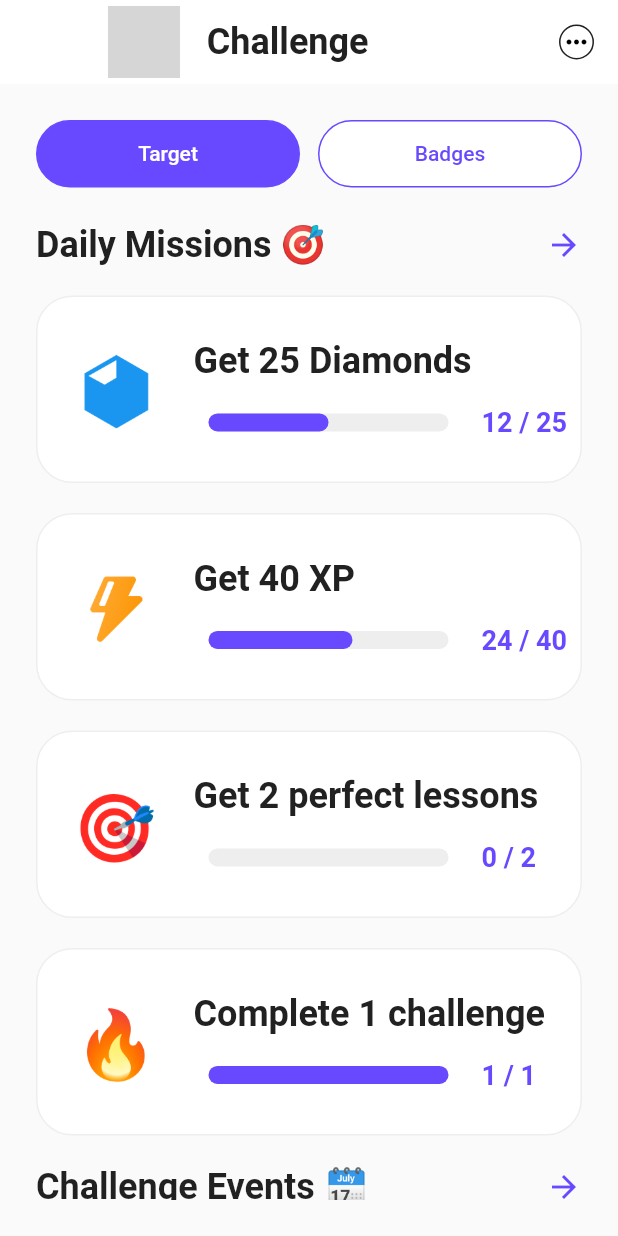
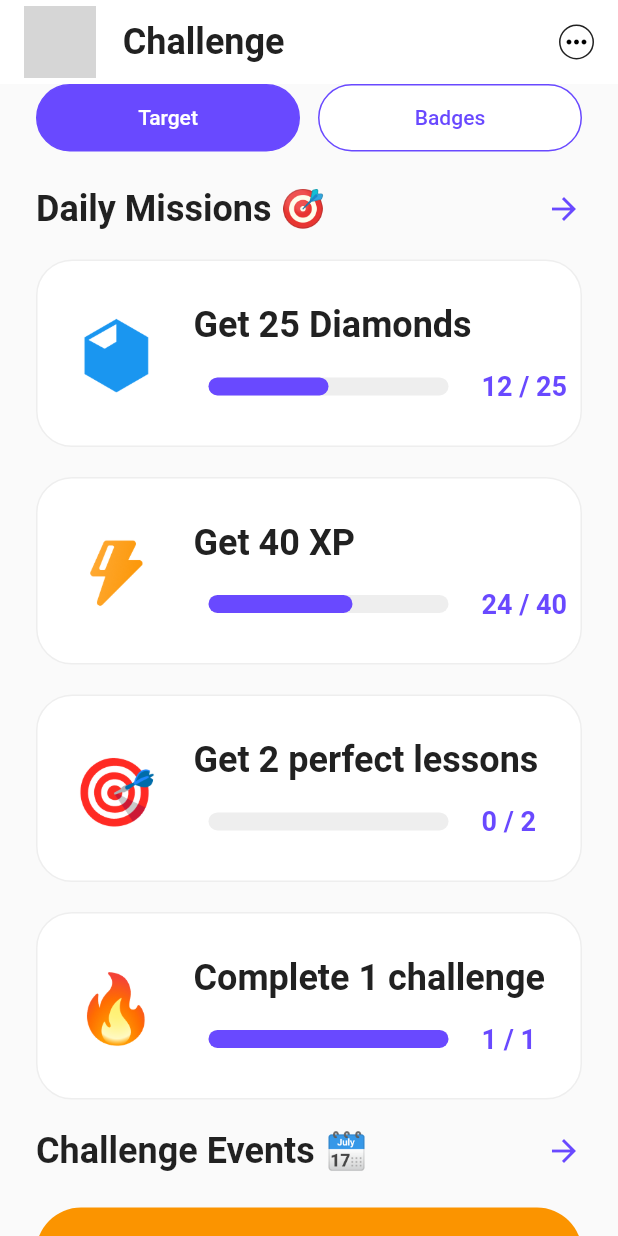
Before and after one commit to Sokhibjon18/lazy_english, a Flutter app: the ChallangePage screen opened directly, on a phone screen of 412 x 824 dp. Run offline on Flutter 3.47's test engine with Material 2 defaults, Android fonts, the phone set to English and light mode, and no system bars; drawn by our look-alikes of percent_indicator; our stand-ins replace carousel_slider, flutter_svg, pinput; Roboto replaces fonts that are missing (Nunito); grey boxes are pictures that could not be loaded.

Commit message:
some fixes done on challange page

```diff
--- a/lib/features/challange/pages/challange_page.dart
+++ b/lib/features/challange/pages/challange_page.dart
@@ -1,5 +1,5 @@
 import 'package:flutter/material.dart';
-import 'widgets/badget_tab/badget_button.dart';
+import 'widgets/badges_tab/badges_button.dart';
 import 'widgets/challange_app_bar.dart';
 import 'widgets/target_tab/target.dart';
 
@@ -22,7 +22,7 @@
         title: const ChallangeAppBar(),
       ),
       body: Padding(
-        padding: const EdgeInsets.all(24.0),
+        padding: const EdgeInsets.symmetric(horizontal: 24),
         child: SingleChildScrollView(
           physics: const BouncingScrollPhysics(),
           child: Column(
@@ -84,7 +84,7 @@
                   ),
                 ],
               ),
-              _selected == true ? const TargetButton() : const BadgetButton(),
+              _selected == true ? const TargetButton() : const BadgesButton(),
             ],
           ),
         ),
--- a/lib/features/challange/pages/widgets/target_tab/target.dart
+++ b/lib/features/challange/pages/widgets/target_tab/target.dart
@@ -36,7 +36,7 @@
               ],
             ),
           ),
-          const TargetListState(),
+          const TargetDailyMission(),
           Row(
             mainAxisAlignment: MainAxisAlignment.spaceBetween,
             children: const [
@@ -50,7 +50,8 @@
               )
             ],
           ),
-          const TargetChallengeList()
+          const TargetChallengeList(),
+          const SizedBox(height: 24),
         ],
       ),
     );
--- a/lib/features/challange/pages/widgets/target_tab/target_widgets/target_list.dart
+++ b/lib/features/challange/pages/widgets/target_tab/target_widgets/target_list.dart
@@ -2,18 +2,18 @@
 import '../../../list_info.dart';
 import 'package:percent_indicator/percent_indicator.dart';
 
-class TargetListState extends StatefulWidget {
-  const TargetListState({super.key});
+class TargetDailyMission extends StatefulWidget {
+  const TargetDailyMission({super.key});
 
   @override
-  State<TargetListState> createState() => _TargetListStateState();
+  State<TargetDailyMission> createState() => _TargetDailyMissionState();
 }
 
-class _TargetListStateState extends State<TargetListState> {
+class _TargetDailyMissionState extends State<TargetDailyMission> {
   @override
   Widget build(BuildContext context) {
     return ListView.builder(
-        scrollDirection: Axis.vertical,
+        physics: const NeverScrollableScrollPhysics(),
         shrinkWrap: true,
         itemCount: infoList.length,
         itemBuilder: (context, index) {
--- a/lib/main.dart
+++ b/lib/main.dart
@@ -1,5 +1,5 @@
 import 'package:flutter/material.dart';
-import 'features/splash/splash_page.dart';
+import 'package:lazy_english/features/challange/pages/challange_page.dart';
 
 void main() {
   runApp(const MyApp());
@@ -12,7 +12,7 @@
   Widget build(BuildContext context) {
     return const MaterialApp(
       debugShowCheckedModeBanner: false,
-      home: SplashPage(),
+      home: ChallangePage(),
     );
   }
 }
```
Also changed, not shown: lib/features/challange/pages/widgets/badges_tab/badges_button.dart (added, +25 -0 lines), lib/features/challange/pages/widgets/badges_tab/badges_list.dart (added, +123 -0 lines), lib/features/challange/pages/widgets/badges_tab/list_info_badget.dart (renamed from lib/features/challange/pages/widgets/badget_tab/list_info_badget.dart, +17 -17 lines), lib/features/challange/pages/widgets/badget_tab/badget_button.dart (deleted, +0 -28 lines), lib/features/challange/pages/widgets/badget_tab/badget_list.dart (deleted, +0 -117 lines).
